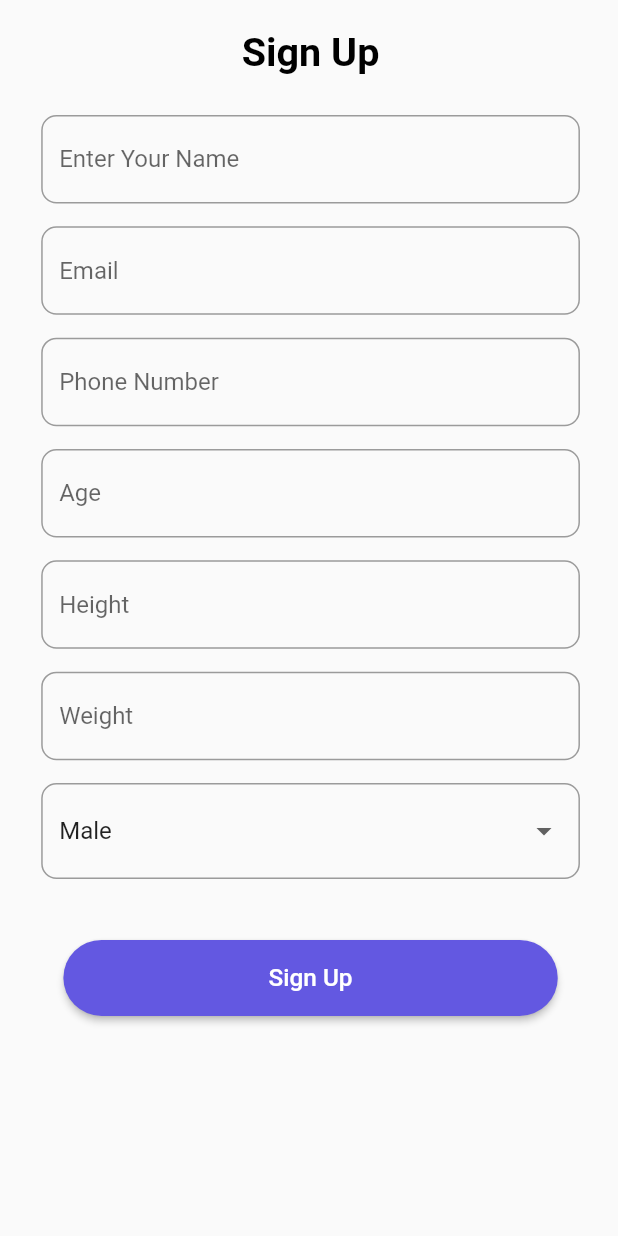
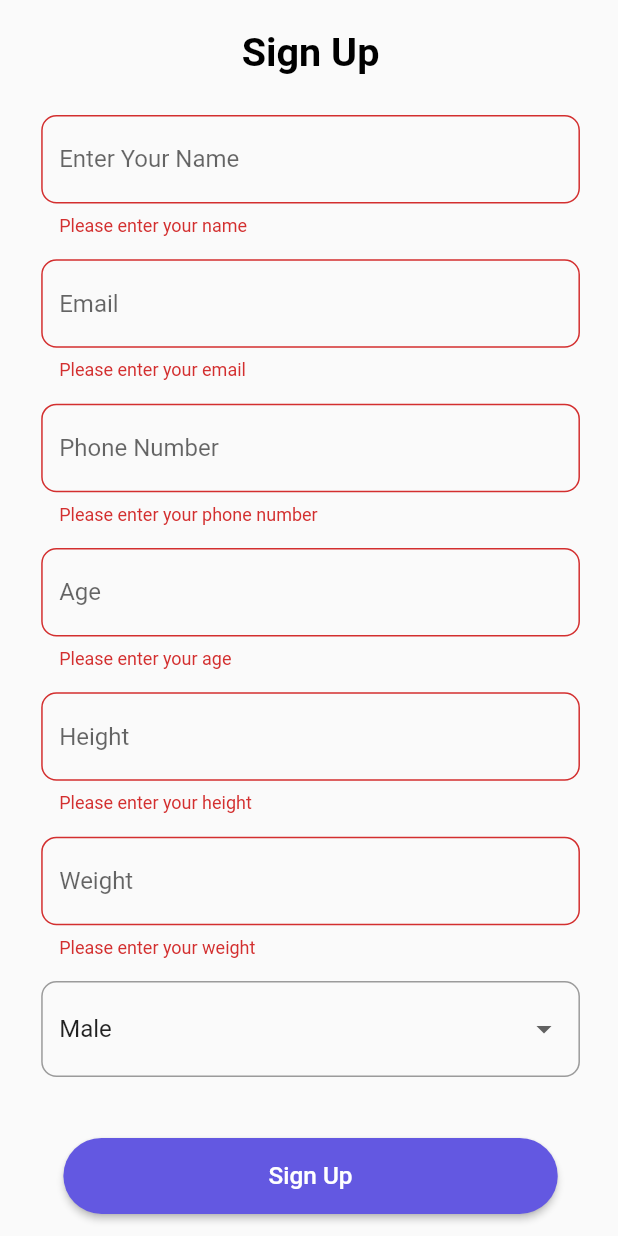
Before and after one commit to NiveditaBhagat/flutter_fitness, a Flutter app: the SignUp screen opened directly, after a tap on "Sign Up", on a phone screen of 412 x 824 dp. Run offline on Flutter 3.47's test engine with Material 2 defaults, Android fonts, the phone set to English and light mode, and no system bars; our stand-ins replace audioplayers, circular_countdown_timer, cloud_firestore, firebase_auth, firebase_core, flutter_animation_progress_bar and 3 more; accounts and stored records are empty.

Commit message:
final_app

```diff
--- a/lib/main.dart
+++ b/lib/main.dart
@@ -35,7 +35,7 @@ class MyApp extends StatelessWidget {
 
     );
     },
-    child: MainPage(),
+    child: SignUp(),
     );
   }
 }
--- a/lib/screens/count_down_screen.dart
+++ b/lib/screens/count_down_screen.dart
@@ -101,7 +101,7 @@ late List<Quote> quotes;
                     isReverse: false,
                     onComplete: (){
                      widget.player.stop();
-                     Navigator.push(context, MaterialPageRoute(builder: (context)=>StepsScreen()));
+
                         Alert(
                             context: context,
                             title: 'Finished!',
--- a/lib/screens/home.dart
+++ b/lib/screens/home.dart
@@ -1,5 +1,6 @@
 import 'package:flutter/material.dart';
 import 'package:flutter_exercise/colors.dart';
+import 'package:flutter_exercise/model/user_model.dart';
 import 'package:flutter_exercise/screens/workout.dart';
 import 'package:flutter_exercise/widgets/workout_card.dart';
 import 'package:flutter_screenutil/flutter_screenutil.dart';
@@ -8,7 +9,9 @@ import 'package:provider/provider.dart';
 import '../exercise_provider.dart';
 
 class Home extends StatefulWidget {
-  const Home({super.key});
+
+final String name;
+ Home({required this.name});
 
   @override
   State<Home> createState() => _HomeState();
@@ -34,7 +37,7 @@ class _HomeState extends State<Home> {
                        crossAxisAlignment: CrossAxisAlignment.start,
                           children: [
                             Text(
-                              "Hi, Jane",
+                              "Hi, ${widget.name}",
                               style: TextStyle(
                                 fontSize: 30.sp,
                                 color: textBlack,
@@ -61,6 +64,7 @@ class _HomeState extends State<Home> {
                         padding:  EdgeInsets.only( right: 25.w, top: 20.h),
                         child: CircleAvatar(
                           radius: 40.r,
+                         backgroundImage: AssetImage('assets/profile.jpg'),
                         ),
                       )
                     ],
--- a/lib/screens/main_page.dart
+++ b/lib/screens/main_page.dart
@@ -7,22 +7,28 @@ import 'package:flutter_exercise/screens/workout.dart';
 import 'package:flutter_screenutil/flutter_screenutil.dart';
 
 class MainPage extends StatefulWidget {
-  const MainPage({super.key});
+final String name;
+MainPage({required this.name});
 
   @override
   State<MainPage> createState() => _MainPageState();
 }
 
 class _MainPageState extends State<MainPage> {
-   var pages = [
-        Home(),
-        Workout(),
-        Settings(),
-  ];
+
     int _currentIndex=0;
 
   @override
   Widget build(BuildContext context) {
+    var pages = [
+        Home(
+        name: widget.name,
+        ),
+        Workout(),
+        Settings(),
+  ];
+  print("Name received: ${widget.name}");
+
     return Scaffold(
 
 
--- a/lib/screens/sign_up_page.dart
+++ b/lib/screens/sign_up_page.dart
@@ -27,11 +27,16 @@ class _SignUpState extends State<SignUp> {
   Future<void> signUpUser() async {
     if (formKey.currentState!.validate()) {
       try {
-      UserCredential userCredential = await FirebaseAuth.instance
-          .createUserWithEmailAndPassword(
+        UserCredential userCredential =
+            await FirebaseAuth.instance.createUserWithEmailAndPassword(
           email: _emailController.text,
-            password: _numberController.text, // Use a placeholder password
+          password: _numberController.text,
         );
+
+        if (userCredential.user == null) {
+          print('User authentication failed.');
+          return;
+        }
 
         UserModel user = UserModel(
           name: _nameController.text,
@@ -43,11 +48,11 @@ class _SignUpState extends State<SignUp> {
           sex: _selectedSex,
         );
 
-      // Save user data to Firebase Firestore
-      await FirebaseFirestore.instance
+        DocumentReference userDoc = FirebaseFirestore.instance
             .collection('users')
-          .doc(userCredential.user!.uid)
-          .set(user.toMap());
+            .doc(userCredential.user!.uid);
+
+        await userDoc.set(user.toMap());
 
         print('User signed up successfully');
       } catch (error) {
@@ -56,17 +61,17 @@ class _SignUpState extends State<SignUp> {
     }
   }
 
-
   @override
   Widget build(BuildContext context) {
     return SafeArea(
       child: Scaffold(
         body: SingleChildScrollView(
+          child: Form(
+            key: formKey,
             child: Padding(
               padding: EdgeInsets.only(top: 20.h, left: 25.w, right: 25.h),
               child: Column(
                 mainAxisAlignment: MainAxisAlignment.center,
-
                 children: [
                   Text(
                     "Sign Up",
@@ -75,10 +80,10 @@ class _SignUpState extends State<SignUp> {
                       color: Colors.black,
                       fontWeight: FontWeight.bold,
                     ),
-
                   ),
-
-             SizedBox(height: 25.h,),
+                  SizedBox(
+                    height: 25.h,
+                  ),
                   TextFormField(
                     controller: _nameController,
                     validator: (value) {
@@ -94,7 +99,6 @@ class _SignUpState extends State<SignUp> {
                           color: primaryColor,
                         ),
                         borderRadius: BorderRadius.circular(10.r),
-
                       ),
                       focusedBorder: OutlineInputBorder(
                         borderRadius: BorderRadius.circular(10.r),
@@ -102,14 +106,15 @@ class _SignUpState extends State<SignUp> {
                           width: 2.w,
                           color: primaryColor,
                           // Use the appropriate focused border color
-                       ),),
                         ),
-
                       ),
-               SizedBox(height: 15.h,),
-
+                    ),
+                  ),
+                  SizedBox(
+                    height: 15.h,
+                  ),
                   TextFormField(
-                  controller: _nameController,
+                    controller: _emailController,
                     validator: (value) {
                       if (value!.isEmpty) {
                         return 'Please enter your email';
@@ -123,7 +128,6 @@ class _SignUpState extends State<SignUp> {
                           color: primaryColor,
                         ),
                         borderRadius: BorderRadius.circular(10.r),
-
                       ),
                       focusedBorder: OutlineInputBorder(
                         borderRadius: BorderRadius.circular(10.r),
@@ -131,15 +135,16 @@ class _SignUpState extends State<SignUp> {
                           width: 2.w,
                           color: primaryColor,
                           // Use the appropriate focused border color
-                       ),),
                         ),
-
                       ),
-                    SizedBox(height: 15.h,),
-
+                    ),
+                  ),
+                  SizedBox(
+                    height: 15.h,
+                  ),
                   TextFormField(
                     keyboardType: TextInputType.phone,
-                  controller: _nameController,
+                    controller: _numberController,
                     validator: (value) {
                       if (value!.isEmpty) {
                         return 'Please enter your phone number';
@@ -148,7 +153,6 @@ class _SignUpState extends State<SignUp> {
                     },
                     decoration: InputDecoration(
                       focusColor: primaryColor,
-
                       hintText: 'Phone Number',
                       border: OutlineInputBorder(
                         borderSide: BorderSide(
@@ -156,21 +160,20 @@ class _SignUpState extends State<SignUp> {
                           color: primaryColor,
                         ),
                         borderRadius: BorderRadius.circular(10.r),
-
                       ),
                       focusedBorder: OutlineInputBorder(
-
                         borderRadius: BorderRadius.circular(10.r),
                         borderSide: BorderSide(
                           width: 2.w,
                           color: primaryColor,
                           // Use the appropriate focused border color
-                       ),),
                         ),
-
                       ),
-                SizedBox(height: 15.h,),
-
+                    ),
+                  ),
+                  SizedBox(
+                    height: 15.h,
+                  ),
                   TextFormField(
                     keyboardType: TextInputType.phone,
                     controller: _ageController,
@@ -182,7 +185,6 @@ class _SignUpState extends State<SignUp> {
                     },
                     decoration: InputDecoration(
                       focusColor: primaryColor,
-
                       hintText: 'Age',
                       border: OutlineInputBorder(
                         borderSide: BorderSide(
@@ -190,21 +192,20 @@ class _SignUpState extends State<SignUp> {
                           color: primaryColor,
                         ),
                         borderRadius: BorderRadius.circular(10.r),
-
                       ),
                       focusedBorder: OutlineInputBorder(
-
                         borderRadius: BorderRadius.circular(10.r),
                         borderSide: BorderSide(
                           width: 2.w,
                           color: primaryColor,
                           // Use the appropriate focused border color
-                       ),),
                         ),
-
                       ),
-                SizedBox(height: 15.h,),
-
+                    ),
+                  ),
+                  SizedBox(
+                    height: 15.h,
+                  ),
                   TextFormField(
                     keyboardType: TextInputType.phone,
                     controller: _heightController,
@@ -216,7 +217,6 @@ class _SignUpState extends State<SignUp> {
                     },
                     decoration: InputDecoration(
                       focusColor: primaryColor,
-
                       hintText: 'Height',
                       border: OutlineInputBorder(
                         borderSide: BorderSide(
@@ -224,21 +224,20 @@ class _SignUpState extends State<SignUp> {
                           color: primaryColor,
                         ),
                         borderRadius: BorderRadius.circular(10.r),
-
                       ),
                       focusedBorder: OutlineInputBorder(
-
                         borderRadius: BorderRadius.circular(10.r),
                         borderSide: BorderSide(
                           width: 2.w,
                           color: primaryColor,
                           // Use the appropriate focused border color
-                       ),),
                         ),
-
                       ),
-                 SizedBox(height: 15.h,),
-
+                    ),
+                  ),
+                  SizedBox(
+                    height: 15.h,
+                  ),
                   TextFormField(
                     keyboardType: TextInputType.phone,
                     controller: _weightController,
@@ -250,7 +249,6 @@ class _SignUpState extends State<SignUp> {
                     },
                     decoration: InputDecoration(
                       focusColor: primaryColor,
-
                       hintText: 'Weight',
                       border: OutlineInputBorder(
                         borderSide: BorderSide(
@@ -258,20 +256,20 @@ class _SignUpState extends State<SignUp> {
                           color: primaryColor,
                         ),
                         borderRadius: BorderRadius.circular(10.r),
-
                       ),
                       focusedBorder: OutlineInputBorder(
-
                         borderRadius: BorderRadius.circular(10.r),
                         borderSide: BorderSide(
                           width: 2.w,
                           color: primaryColor,
                           // Use the appropriate focused border color
-                       ),),
                         ),
-
                       ),
-                 SizedBox(height: 15.h,),
+                    ),
+                  ),
+                  SizedBox(
+                    height: 15.h,
+                  ),
                   DropdownButtonFormField<String>(
                     value: _selectedSex,
                     items: ['Male', 'Female', 'Other'].map((sex) {
@@ -285,6 +283,10 @@ class _SignUpState extends State<SignUp> {
                         _selectedSex = value!;
                       });
                     },
+                    validator: (value) {
+                      if (_selectedSex.isEmpty) return 'You must select a sex.';
+                      return null;
+                    },
                     decoration: InputDecoration(
                       hintText: 'Sex',
                       border: OutlineInputBorder(
@@ -293,16 +295,14 @@ class _SignUpState extends State<SignUp> {
                           color: primaryColor,
                         ),
                         borderRadius: BorderRadius.circular(10.r),
-
                       ),
                       focusedBorder: OutlineInputBorder(
-
                         borderRadius: BorderRadius.circular(10.r),
                         borderSide: BorderSide(
                           width: 2.w,
                           color: primaryColor,
-                        // Use the appropriate focused border color
-                     ),)
+                        ),
+                      ),
                     ),
                   ),
                   SizedBox(
@@ -313,13 +313,13 @@ class _SignUpState extends State<SignUp> {
                     width: 300.w,
                     child: ElevatedButton(
                       style: ElevatedButton.styleFrom(
+                          backgroundColor: primaryColor,
+                          shape: RoundedRectangleBorder(
+                              borderRadius: BorderRadius.circular(30.r))),
+                      onPressed: () async {
+                        if (formKey.currentState!.validate()) {
 
 
-                                        backgroundColor: primaryColor,
-                                        shape: RoundedRectangleBorder(borderRadius: BorderRadius.circular(30.r))
-                                      ),
-                                                  onPressed: () {
-                                                    if (formKey.currentState!.validate()) {
                             UserModel user = UserModel(
                               name: _nameController.text,
                               email: _emailController.text,
@@ -330,12 +330,26 @@ class _SignUpState extends State<SignUp> {
                               sex: _selectedSex,
                             );
 
-                                                   signUpUser();
-                                                    Navigator.pushAndRemoveUntil(context, MaterialPageRoute(builder: (context)=>MainPage()), (route) => false);
-                                                      // Navigate or save data to database
+                            await signUpUser();
+                              print("Name to be passed: ${_nameController.text}");
+
+                            Navigator.pushAndRemoveUntil(
+                              context,
+                              MaterialPageRoute(
+                                builder: (context) => MainPage(name: _nameController.text,),
+                              ),
+                              (route) => false,
+                            );
+                          _emailController.clear();
+                          _nameController.clear();
+                          _numberController.clear();
+                          _ageController.clear();
+                          _heightController.clear();
+                          _weightController.clear();
                         }
                       },
-                                                  child: Text('Sign Up',
+                      child: Text(
+                        'Sign Up',
                         style: TextStyle(
                           fontSize: 16.h,
                         ),
@@ -347,6 +361,7 @@ class _SignUpState extends State<SignUp> {
             ),
           ),
         ),
+      ),
     );
   }
 }
--- a/lib/screens/workout.dart
+++ b/lib/screens/workout.dart
@@ -3,7 +3,7 @@ import 'package:flutter_animation_progress_bar/flutter_animation_progress_bar.da
 import 'package:flutter_exercise/controller/data_controller.dart';
 import 'package:flutter_exercise/controller/data_controller.dart';
 import 'package:flutter_exercise/model/data_model.dart';
-import 'package:flutter_exercise/screens/workout_deatils.dart';
+import 'package:flutter_exercise/screens/workout_details.dart';
 import 'package:flutter_screenutil/flutter_screenutil.dart';
 
 import '../colors.dart';
@@ -78,6 +78,8 @@ class _WorkoutState extends State<Workout> {
                   return GestureDetector(
                     onTap: (){
                       Navigator.push(context, MaterialPageRoute(builder: (context)=>WorkoutDetail(
+                        docIds: StepsFetcherList[index][1],
+                        FetchFunct: StepsFetcherList[index][0],
                         title: title[index],
                        methods: workoutMethodsList[index],
                        imagePath: ImageCont[index],
--- a/pubspec.yaml
+++ b/pubspec.yaml
@@ -85,6 +85,8 @@ flutter:
     - assets/stretch_big.jpg
     - assets/yogaBig.jpg
     - assets/audio.mp3
+    - assets/profile.jpg
+
 
 
   #   - images/a_dot_ham.jpeg
```
Also changed, not shown: lib/screens/settings.dart (+59 -2 lines), lib/screens/steps_screen.dart (+48 -10 lines), lib/screens/workout_details.dart (renamed from lib/screens/workout_deatils.dart, +11 -2 lines), assets/profile.jpg (added). Lines whose indentation alone changed are shown as unchanged.
